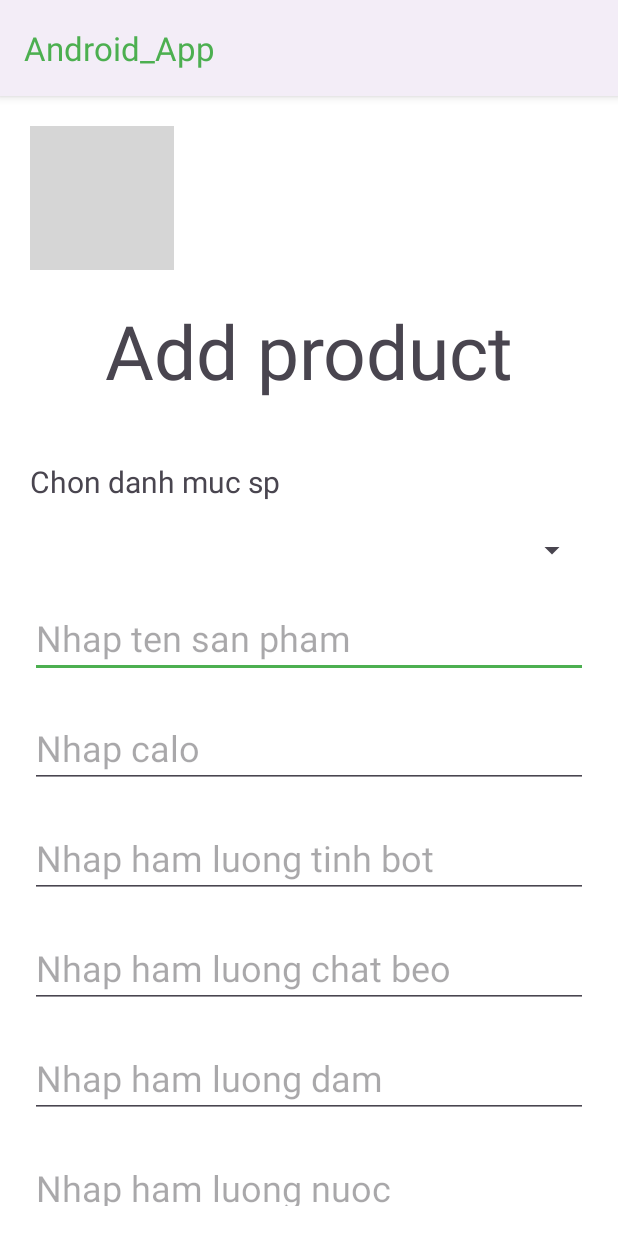
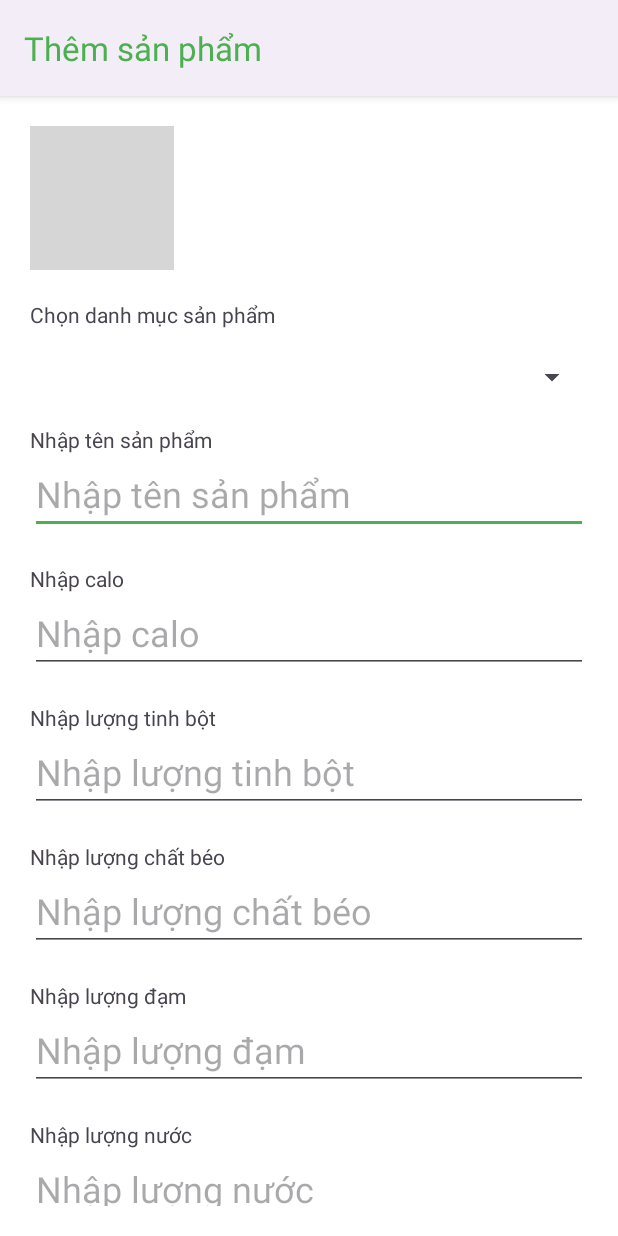
Before and after one commit to Hua-Kieu-Lam/Android_App, an Android app: the AdminActivity screen opened directly, with no data from a screen before it, after a tap on an icon or button, on a phone screen of 412 x 824 dp. Run offline under Robolectric (Android 15) with nearby library versions, the phone set to English and light mode, and no system bars; our stand-ins replace Firebase (no records; nobody signed in at launch, a user with empty details on screens opened directly); pictures from the network do not load; grey boxes are pictures that could not be loaded.

Commit message:
Fix UI (80%)

```diff
--- a/app/src/main/AndroidManifest.xml
+++ b/app/src/main/AndroidManifest.xml
@@ -45,15 +45,19 @@
             android:exported="false" />
         <activity
             android:name=".CategoryUpdateActivity"
+            android:label="Cập nhật danh mục"
             android:exported="false" />
         <activity
             android:name=".ProductUpdateActivity"
+            android:label="Cập nhật sản phẩm"
             android:exported="false" />
         <activity
             android:name=".CategoryAddActivity"
+            android:label="Thêm danh mục"
             android:exported="false" />
         <activity
             android:name=".CategoryActivity"
+            android:label="Quản lý danh mục"
             android:exported="false" />
         <activity
             android:name=".ProductDetailActivity"
@@ -61,9 +65,11 @@
             android:exported="false" />
         <activity
             android:name=".ProductAddActivity"
+            android:label="Thêm sản phẩm"
             android:exported="false" />
         <activity
             android:name=".AdminActivity"
+            android:label="Quản lý sản phẩm"
             android:exported="false" />
         <activity
             android:name=".MainActivity"
--- a/app/src/main/java/com/example/android_app/LoginActivity.java
+++ b/app/src/main/java/com/example/android_app/LoginActivity.java
@@ -65,7 +65,7 @@ public class LoginActivity extends AppCompatActivity {
         String email = binding.edtEmail.getText().toString().trim();
         String password = binding.edtPassword.getText().toString().trim();
         if (email.isEmpty() || password.isEmpty()) {
-            Toast.makeText(LoginActivity.this, "Please enter email and password", Toast.LENGTH_SHORT).show();
+            Toast.makeText(LoginActivity.this, "Hãy nhập email và mật khẩu", Toast.LENGTH_SHORT).show();
             return;
         }
 
@@ -80,10 +80,8 @@ public class LoginActivity extends AppCompatActivity {
                         if (user != null) {
                             checkIfAdminAndNavigate(user);
                         } else {
-                            Toast.makeText(LoginActivity.this, "User not found", Toast.LENGTH_SHORT).show();
+                            Toast.makeText(LoginActivity.this, "Không tìm thấy người dùng", Toast.LENGTH_SHORT).show();
                         }
-                    } else {
-                        Toast.makeText(LoginActivity.this, "Login failed", Toast.LENGTH_SHORT).show();
                     }
                 });
         }
--- a/app/src/main/res/layout/activity_product_add.xml
+++ b/app/src/main/res/layout/activity_product_add.xml
@@ -35,81 +35,94 @@
                     app:layout_constraintStart_toStartOf="parent"
                     app:layout_constraintTop_toTopOf="parent" />
             </androidx.constraintlayout.widget.ConstraintLayout>
+
             <TextView
                 android:layout_width="match_parent"
                 android:layout_height="wrap_content"
                 android:layout_marginTop="20dp"
-                android:layout_marginBottom="20dp"
-                android:text="Add product"
-                android:textAlignment="center"
-                android:textSize="50sp" />
-            <TextView
-                android:layout_width="match_parent"
-                android:layout_height="wrap_content"
-                android:layout_marginTop="20dp"
-                android:text="Chon danh muc sp"
-                android:textSize="20sp" />
+                android:text="Chọn danh mục sản phẩm"
+                />
             <Spinner
                 android:id="@+id/spinnerCategory"
                 android:layout_width="match_parent"
                 android:layout_height="wrap_content"
                 android:layout_marginTop="20dp"
-                android:textSize="24sp"
+                />
+            <TextView
+                android:layout_width="match_parent"
+                android:layout_height="wrap_content"
+                android:layout_marginTop="20dp"
+                android:text="Nhập tên sản phẩm"
                 />
             <EditText
                 android:id="@+id/edtProductName"
-
+                android:layout_width="match_parent"
+                android:layout_height="wrap_content"
+                android:hint="Nhập tên sản phẩm"
+                android:textSize="24sp" />
+            <TextView
                 android:layout_width="match_parent"
                 android:layout_height="wrap_content"
                 android:layout_marginTop="20dp"
-                android:hint="Nhap ten san pham"
-                android:textSize="24sp" />
-
+                android:text="Nhập calo"
+                 />
             <EditText
                 android:id="@+id/edtProductCalo"
-
+                android:layout_width="match_parent"
+                android:layout_height="wrap_content"
+                android:hint="Nhập calo"
+                android:inputType="numberDecimal"
+                android:textSize="24sp" />
+            <TextView
                 android:layout_width="match_parent"
                 android:layout_height="wrap_content"
                 android:layout_marginTop="20dp"
-                android:hint="Nhap calo"
+                android:text="Nhập lượng tinh bột"
+               />
+            <EditText
+                android:id="@+id/edtProductCarb"
+                android:layout_width="match_parent"
+                android:layout_height="wrap_content"
+                android:hint="Nhập lượng tinh bột"
                 android:inputType="numberDecimal"
                 android:textSize="24sp" />
-
-            <EditText
-                android:id="@+id/edtProductCarb"
-
+            <TextView
                 android:layout_width="match_parent"
                 android:layout_height="wrap_content"
                 android:layout_marginTop="20dp"
-                android:hint="Nhap ham luong tinh bot"
+                android:text="Nhập lượng chất béo"
+                />
+            <EditText
+                android:id="@+id/edtProductFat"
+                android:layout_width="match_parent"
+                android:layout_height="wrap_content"
+                android:hint="Nhập lượng chất béo"
                 android:inputType="numberDecimal"
                 android:textSize="24sp" />
-
-            <EditText
-                android:id="@+id/edtProductFat"
-
+            <TextView
                 android:layout_width="match_parent"
                 android:layout_height="wrap_content"
                 android:layout_marginTop="20dp"
-                android:hint="Nhap ham luong chat beo"
-                android:inputType="numberDecimal"
-                android:textSize="24sp" />
-
+                android:text="Nhập lượng đạm"
+                 />
             <EditText
                 android:id="@+id/edtProductProtein"
                 android:layout_width="match_parent"
                 android:layout_height="wrap_content"
-                android:layout_marginTop="20dp"
-                android:hint="Nhap ham luong dam"
+                android:hint="Nhập lượng đạm"
                 android:inputType="numberDecimal"
                 android:textSize="24sp" />
-
+            <TextView
+                android:layout_width="match_parent"
+                android:layout_height="wrap_content"
+                android:layout_marginTop="20dp"
+                android:text="Nhập lượng nước"
+                 />
             <EditText
                 android:id="@+id/edtProductMoisture"
                 android:layout_width="match_parent"
                 android:layout_height="wrap_content"
-                android:layout_marginTop="20dp"
-                android:hint="Nhap ham luong nuoc"
+                android:hint="Nhập lượng nước"
                 android:inputType="numberDecimal"
                 android:textSize="24sp" />
 
@@ -133,9 +146,9 @@
                 android:layout_height="wrap_content"
                 android:layout_gravity="center"
                 android:layout_marginTop="20dp"
-                android:backgroundTint="@color/light_green"
-                android:text="Chon hinh anh"
-                android:textSize="24sp"
+                android:backgroundTint="@color/light_orange"
+                android:text="Chọn hình ảnh"
+                android:textSize="20sp"
                 android:textStyle="bold" />
 
             <Button
@@ -146,8 +159,8 @@
                 android:layout_marginTop="30dp"
                 android:layout_marginBottom="30dp"
                 android:backgroundTint="@color/light_green"
-                android:text="Them san pham"
-                android:textSize="24sp"
+                android:text="Thêm sản phẩm"
+                android:textSize="20sp"
                 android:textStyle="bold" />
         </LinearLayout>
     </ScrollView>
--- a/app/src/main/res/menu/option_menu.xml
+++ b/app/src/main/res/menu/option_menu.xml
@@ -1,14 +1,10 @@
 <?xml version="1.0" encoding="utf-8"?>
 <menu xmlns:android="http://schemas.android.com/apk/res/android">
-        <item android:id="@+id/mnProduct"
-            android:title="Quản lý sản phẩm"/>
+
         <item
             android:id="@+id/mnCategory"
             android:title="Quản lý danh mục"/>
         <item
-            android:id="@+id/mnMeal"
-            android:title="Quản lý bữa ăn"/>
-        <item
             android:id="@+id/mnAccount"
             android:title="Tài khoản người dùng"/>
 </menu>
```
Also changed, not shown: app/src/main/java/com/example/android_app/RegisterActivity.java (+4 -4 lines), app/src/main/res/layout/activity_category_add.xml (+5 -10 lines), app/src/main/res/layout/activity_category_update.xml (+5 -10 lines), app/src/main/res/layout/activity_product_update.xml (+53 -42 lines).
